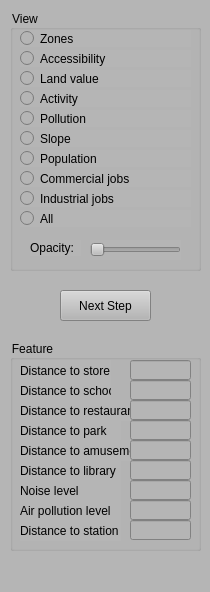
First picture: the form in ZoningSim/ControlWidget.ui, repository gnishida/ZoningSim, before the edit.
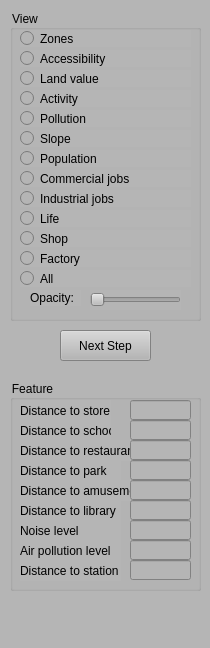
Second picture: the form after the edit.

What changed in the file:
```diff
--- a/ZoningSim/ControlWidget.ui
+++ b/ZoningSim/ControlWidget.ui
@@ -7,7 +7,7 @@
     <x>0</x>
     <y>0</y>
     <width>210</width>
-    <height>592</height>
+    <height>648</height>
    </rect>
   </property>
   <property name="minimumSize">
@@ -24,7 +24,7 @@
     <property name="geometry">
      <rect>
       <x>10</x>
-      <y>340</y>
+      <y>380</y>
       <width>191</width>
       <height>211</height>
      </rect>
@@ -273,7 +273,7 @@
       <x>10</x>
       <y>10</y>
       <width>191</width>
-      <height>261</height>
+      <height>311</height>
      </rect>
     </property>
     <property name="title">
@@ -427,7 +427,7 @@
      <property name="geometry">
       <rect>
        <x>80</x>
-       <y>230</y>
+       <y>280</y>
        <width>91</width>
        <height>20</height>
       </rect>
@@ -440,7 +440,7 @@
      <property name="geometry">
       <rect>
        <x>20</x>
-       <y>230</y>
+       <y>280</y>
        <width>51</width>
        <height>16</height>
       </rect>
@@ -453,7 +453,7 @@
      <property name="geometry">
       <rect>
        <x>10</x>
-       <y>200</y>
+       <y>260</y>
        <width>171</width>
        <height>17</height>
       </rect>
@@ -465,12 +465,57 @@
       <string notr="true">buttonGroupView</string>
      </attribute>
     </widget>
+    <widget class="QRadioButton" name="radioButtonLife">
+     <property name="geometry">
+      <rect>
+       <x>10</x>
+       <y>200</y>
+       <width>171</width>
+       <height>17</height>
+      </rect>
+     </property>
+     <property name="text">
+      <string>Life</string>
+     </property>
+     <attribute name="buttonGroup">
+      <string notr="true">buttonGroupView</string>
+     </attribute>
+    </widget>
+    <widget class="QRadioButton" name="radioButtonShop">
+     <property name="geometry">
+      <rect>
+       <x>10</x>
+       <y>220</y>
+       <width>171</width>
+       <height>17</height>
+      </rect>
+     </property>
+     <property name="text">
+      <string>Shop</string>
+     </property>
+     <attribute name="buttonGroup">
+      <string notr="true">buttonGroupView</string>
+     </attribute>
+    </widget>
+    <widget class="QRadioButton" name="radioButtonFactory">
+     <property name="geometry">
+      <rect>
+       <x>10</x>
+       <y>240</y>
+       <width>171</width>
+       <height>17</height>
+      </rect>
+     </property>
+     <property name="text">
+      <string>Factory</string>
+     </property>
+    </widget>
    </widget>
    <widget class="QPushButton" name="pushButtonNextStep">
     <property name="geometry">
      <rect>
       <x>60</x>
-      <y>290</y>
+      <y>330</y>
       <width>91</width>
       <height>31</height>
      </rect>
```
